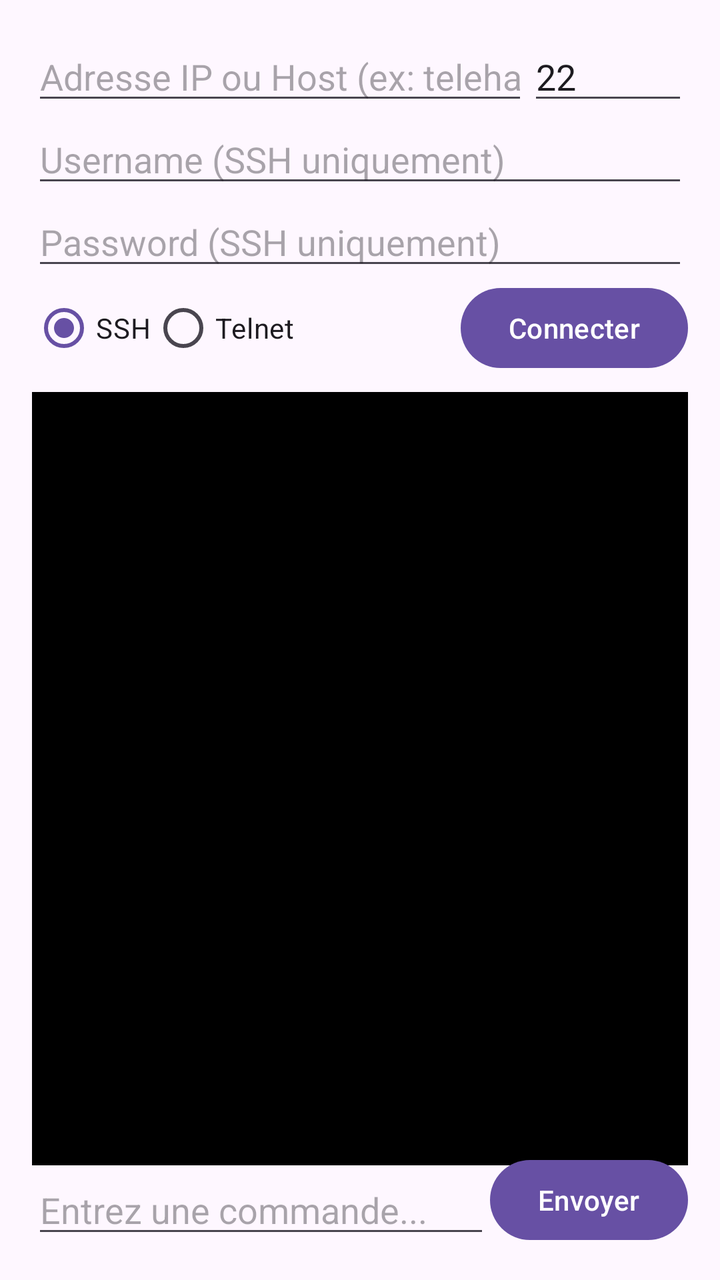
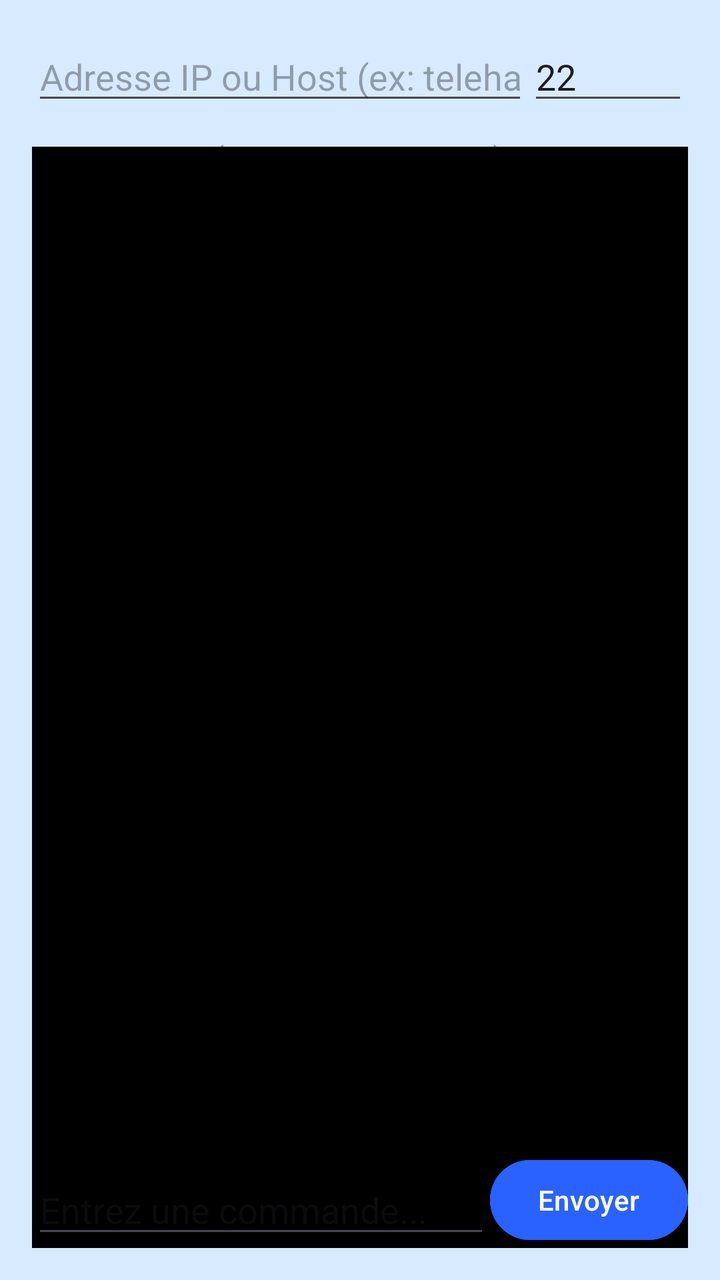

Compare the two renders of this Android layout. The source of the first and the diff that turns it into the second are given below.
<!-- AndroidManifest.xml: application theme Theme.NeTools -->
<!-- res/layout/activity_ssh_telnet.xml -->
<?xml version="1.0" encoding="utf-8"?>
<androidx.constraintlayout.widget.ConstraintLayout xmlns:android="http://schemas.android.com/apk/res/android"
    xmlns:app="http://schemas.android.com/apk/res-auto"
    xmlns:tools="http://schemas.android.com/tools"
    android:layout_width="match_parent"
    android:layout_height="match_parent"
    android:padding="16dp"
    tools:context=".SshTelnetActivity">

    <EditText
        android:id="@+id/etHost"
        android:layout_width="0dp"
        android:layout_height="wrap_content"
        android:hint="@string/host_hint"
        android:inputType="text"
        app:layout_constraintEnd_toStartOf="@+id/etPort"
        app:layout_constraintStart_toStartOf="parent"
        app:layout_constraintTop_toTopOf="parent" />

    <EditText
        android:id="@+id/etPort"
        android:layout_width="80dp"
        android:layout_height="wrap_content"
        android:hint="@string/port_hint"
        android:inputType="number"
        android:text="22"
        app:layout_constraintEnd_toEndOf="parent"
        app:layout_constraintTop_toTopOf="parent" />

    <EditText
        android:id="@+id/etUser"
        android:layout_width="0dp"
        android:layout_height="wrap_content"
        android:hint="@string/user_hint"
        android:inputType="text"
        app:layout_constraintEnd_toEndOf="parent"
        app:layout_constraintStart_toStartOf="parent"
        app:layout_constraintTop_toBottomOf="@id/etHost" />

    <EditText
        android:id="@+id/etPassword"
        android:layout_width="0dp"
        android:layout_height="wrap_content"
        android:hint="@string/pass_hint"
        android:inputType="textPassword"
        app:layout_constraintEnd_toEndOf="parent"
        app:layout_constraintStart_toStartOf="parent"
        app:layout_constraintTop_toBottomOf="@id/etUser" />

    <RadioGroup
        android:id="@+id/rgProtocol"
        android:layout_width="wrap_content"
        android:layout_height="wrap_content"
        android:orientation="horizontal"
        app:layout_constraintStart_toStartOf="parent"
        app:layout_constraintTop_toBottomOf="@id/etPassword">

        <RadioButton
            android:id="@+id/rbSsh"
            android:layout_width="wrap_content"
            android:layout_height="wrap_content"
            android:checked="true"
            android:text="SSH" />

        <RadioButton
            android:id="@+id/rbTelnet"
            android:layout_width="wrap_content"
            android:layout_height="wrap_content"
            android:text="Telnet" />
    </RadioGroup>

    <Button
        android:id="@+id/btnConnect"
        android:layout_width="wrap_content"
        android:layout_height="wrap_content"
        android:text="@string/connect"
        app:layout_constraintEnd_toEndOf="parent"
        app:layout_constraintTop_toBottomOf="@id/etPassword" />

    <ScrollView
        android:id="@+id/svTerminal"
        android:layout_width="0dp"
        android:layout_height="0dp"
        android:layout_marginTop="8dp"
        android:background="#000000"
        app:layout_constraintBottom_toTopOf="@id/etCommand"
        app:layout_constraintEnd_toEndOf="parent"
        app:layout_constraintStart_toStartOf="parent"
        app:layout_constraintTop_toBottomOf="@id/rgProtocol">

        <TextView
            android:id="@+id/tvTerminal"
            android:layout_width="match_parent"
            android:layout_height="wrap_content"
            android:fontFamily="monospace"
            android:padding="8dp"
            android:textColor="#00FF00"
            android:textSize="12sp" />
    </ScrollView>

    <EditText
        android:id="@+id/etCommand"
        android:layout_width="0dp"
        android:layout_height="wrap_content"
        android:hint="@string/command_hint"
        android:inputType="text"
        app:layout_constraintBottom_toBottomOf="parent"
        app:layout_constraintEnd_toStartOf="@+id/btnSend"
        app:layout_constraintStart_toStartOf="parent" />

    <Button
        android:id="@+id/btnSend"
        android:layout_width="wrap_content"
        android:layout_height="wrap_content"
        android:text="@string/send"
        app:layout_constraintBottom_toBottomOf="parent"
        app:layout_constraintEnd_toEndOf="parent" />

</androidx.constraintlayout.widget.ConstraintLayout>
<!-- resources referenced by this layout -->
<resources>
  <string name="command_hint">Entrez une commande...</string>
  <string name="connect">Connecter</string>
  <string name="host_hint">Adresse IP ou Host (ex: telehack.com)</string>
  <string name="pass_hint">Password (SSH uniquement)</string>
  <string name="port_hint">Port</string>
  <string name="send">Envoyer</string>
  <string name="user_hint">Username (SSH uniquement)</string>
  <style name="Theme.NeTools" parent="Base.Theme.NeTools" />
  <style name="Base.Theme.NeTools" parent="Theme.Material3.DayNight.NoActionBar">
          
          
      </style>
</resources>

<!-- the commit's change to res/layout/activity_ssh_telnet.xml (unified diff, before → after) -->
@@ -4,6 +4,9 @@
     xmlns:tools="http://schemas.android.com/tools"
     android:layout_width="match_parent"
     android:layout_height="match_parent"
+    android:background="#00FFFFFF"
+    android:backgroundTint="#2E29ADFF"
+    android:backgroundTintMode="add"
     android:padding="16dp"
     tools:context=".SshTelnetActivity">
 
@@ -59,6 +62,7 @@
             android:id="@+id/rbSsh"
             android:layout_width="wrap_content"
             android:layout_height="wrap_content"
+            android:buttonTint="#2962FF"
             android:checked="true"
             android:text="SSH" />
 
@@ -66,6 +70,7 @@
             android:id="@+id/rbTelnet"
             android:layout_width="wrap_content"
             android:layout_height="wrap_content"
+            android:buttonTint="#2962FF"
             android:text="Telnet" />
     </RadioGroup>
 
@@ -73,20 +78,20 @@
         android:id="@+id/btnConnect"
         android:layout_width="wrap_content"
         android:layout_height="wrap_content"
+        android:backgroundTint="#2962FF"
         android:text="@string/connect"
         app:layout_constraintEnd_toEndOf="parent"
         app:layout_constraintTop_toBottomOf="@id/etPassword" />
 
     <ScrollView
         android:id="@+id/svTerminal"
-        android:layout_width="0dp"
-        android:layout_height="0dp"
-        android:layout_marginTop="8dp"
+        android:layout_width="366dp"
+        android:layout_height="624dp"
         android:background="#000000"
-        app:layout_constraintBottom_toTopOf="@id/etCommand"
+        app:layout_constraintBottom_toTopOf="@+id/etCommand"
         app:layout_constraintEnd_toEndOf="parent"
         app:layout_constraintStart_toStartOf="parent"
-        app:layout_constraintTop_toBottomOf="@id/rgProtocol">
+        app:layout_constraintTop_toBottomOf="@+id/btnConnect">
 
         <TextView
             android:id="@+id/tvTerminal"
@@ -112,6 +117,7 @@
         android:id="@+id/btnSend"
         android:layout_width="wrap_content"
         android:layout_height="wrap_content"
+        android:backgroundTint="#2962FF"
         android:text="@string/send"
         app:layout_constraintBottom_toBottomOf="parent"
         app:layout_constraintEnd_toEndOf="parent" />
